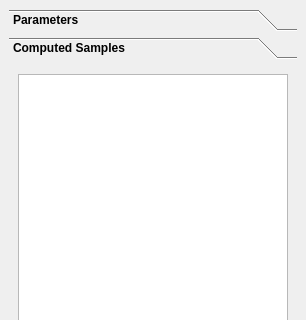
This is mesmerize/plotting/widgets/neural_decompose/controls.ui in kushalkolar/MESmerize as Qt 5 draws it before an edit; both pictures show x 0 to 306 and y 0 to 320 of the 306 by 834 pixel window. The edited form follows.
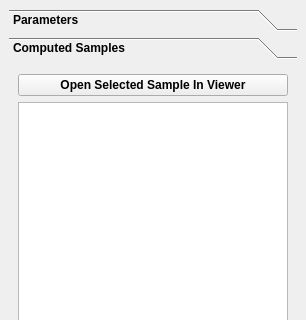
This is the edited form. The open tabs and pages were chosen to show the change. Custom widgets are drawn as their Qt base class.

Diff of the .ui file:
```diff
--- a/mesmerize/plotting/widgets/neural_decompose/controls.ui
+++ b/mesmerize/plotting/widgets/neural_decompose/controls.ui
@@ -193,6 +193,13 @@
         <string>Computed Samples</string>
        </attribute>
        <layout class="QVBoxLayout" name="verticalLayout_5">
+        <item>
+         <widget class="QPushButton" name="pushButton_3">
+          <property name="text">
+           <string>Open Selected Sample In Viewer</string>
+          </property>
+         </widget>
+        </item>
         <item>
          <widget class="QListWidget" name="listWidgetComputedSamples"/>
         </item>
```
Left out of the diff: 3 changed lines with no effect on the pictures.
